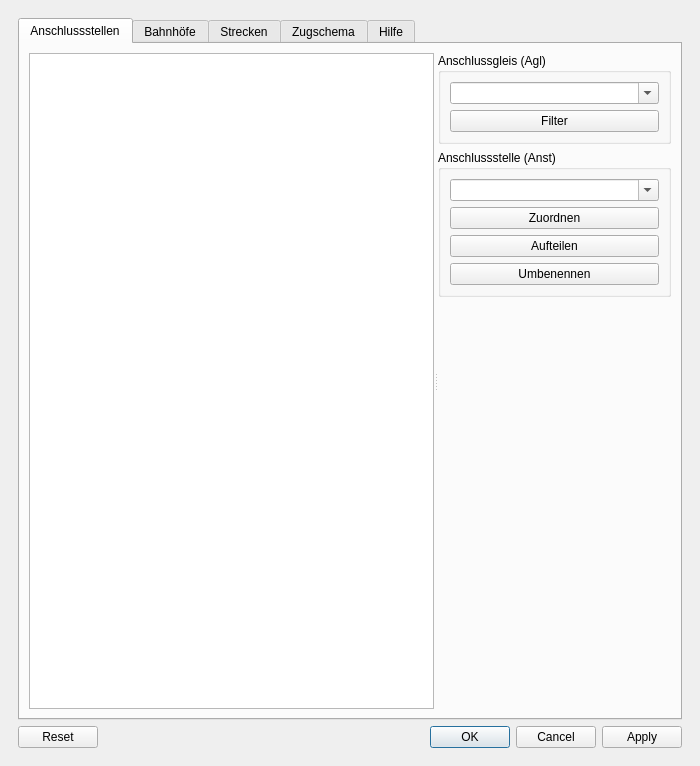
topological-state/stskit, file stskit/qt/einstellungen.ui: the form before one commit.
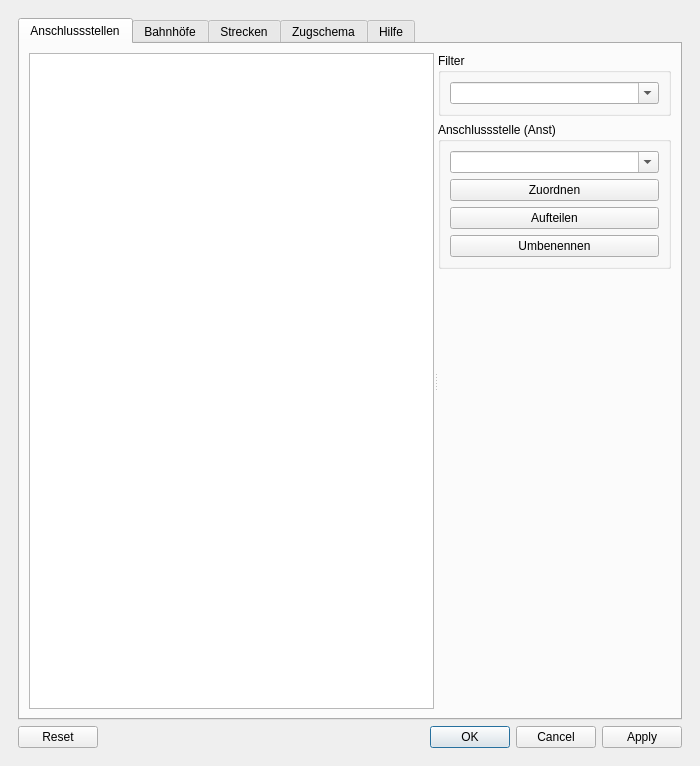
The form after the commit.

Commit message: Fix #156: Freitext-Filterfunktion im Bahnhofeditor

Diff of the .ui file:
```diff
--- a/stskit/qt/einstellungen.ui
+++ b/stskit/qt/einstellungen.ui
@@ -55,7 +55,7 @@
                <item>
                 <widget class="QGroupBox" name="agl_group">
                  <property name="title">
-                  <string>Anschlussgleis (Agl)</string>
+                  <string>Filter</string>
                  </property>
                  <layout class="QVBoxLayout" name="verticalLayout_11">
                   <item>
@@ -68,16 +68,6 @@
                     </property>
                    </widget>
                   </item>
-                  <item>
-                   <widget class="QPushButton" name="agl_filter_button">
-                    <property name="toolTip">
-                     <string>Gleistabelle filtern</string>
-                    </property>
-                    <property name="text">
-                     <string>Filter</string>
-                    </property>
-                   </widget>
-                  </item>
                  </layout>
                 </widget>
                </item>
```
Left out of the diff: 16 changed lines with no effect on the pictures. The commit also changes 2 other files.
